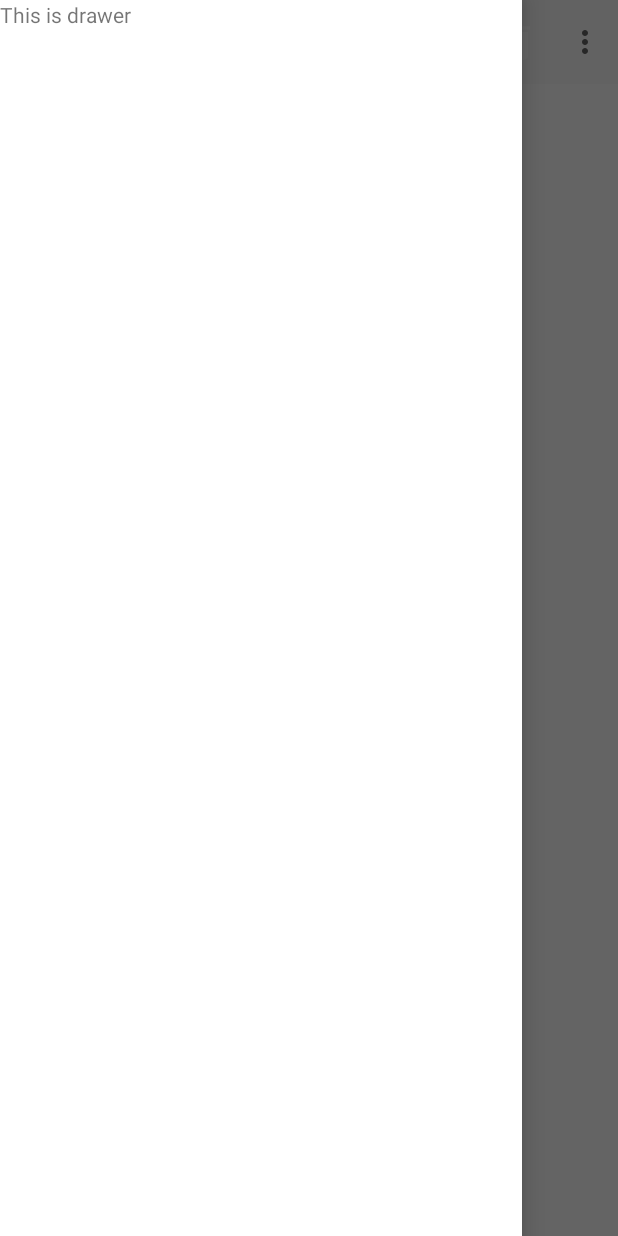
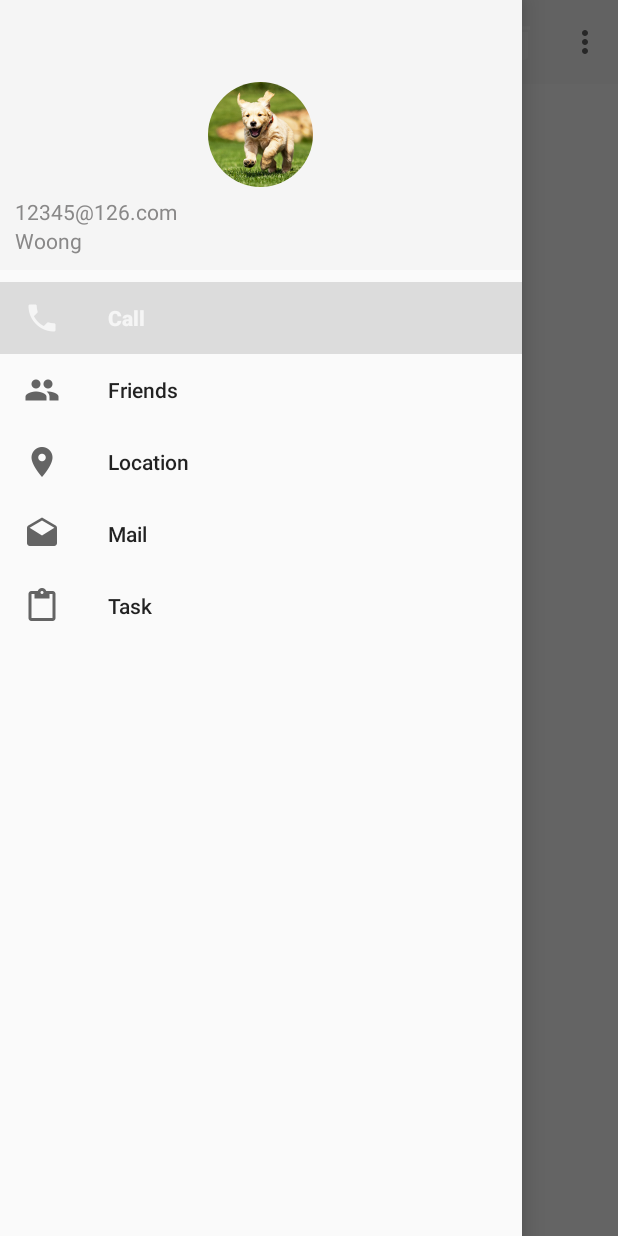
Before and after one commit to j1406493495/AndroidMaterialDesign, an Android app: the screen it shows after launch (MainActivity), with the side drawer open, on a phone screen of 412 x 824 dp. Run offline under Robolectric (Android 15) with nearby library versions, the phone set to English and light mode, and no system bars; our stand-ins replace CircleImageView.

Commit message:
[NBF] add navigationview Cause: None Solution: None Fixed Version: 2017/02/14 14:43 Branch: master

```diff
--- a/MaterialDesign/app/build.gradle
+++ b/MaterialDesign/app/build.gradle
@@ -24,4 +24,6 @@ dependencies {
     testCompile 'junit:junit:4.12'
     compile 'com.android.support:appcompat-v7:23.3.0'
     compile 'com.android.support:recyclerview-v7:23.2.1'
+    compile 'com.android.support:design:23.2.1'
+    compile 'de.hdodenhof:circleimageview:2.1.0'
 }
--- a/MaterialDesign/app/src/main/java/whjin/example/com/materialdesign/MainActivity.java
+++ b/MaterialDesign/app/src/main/java/whjin/example/com/materialdesign/MainActivity.java
@@ -1,6 +1,7 @@
 package whjin.example.com.materialdesign;
 
 import android.os.Bundle;
+import android.support.design.widget.NavigationView;
 import android.support.v4.view.GravityCompat;
 import android.support.v4.widget.DrawerLayout;
 import android.support.v7.app.AppCompatActivity;
@@ -71,6 +72,15 @@ public class MainActivity extends AppCompatActivity{
             actionBar.setDisplayHomeAsUpEnabled(true);
             actionBar.setHomeAsUpIndicator(R.drawable.ic_menu);
         }
+        NavigationView navigationView = (NavigationView) findViewById(R.id.nav_view);
+        navigationView.setCheckedItem(R.id.nav_call);
+        navigationView.setNavigationItemSelectedListener(new NavigationView.OnNavigationItemSelectedListener() {
+            @Override
+            public boolean onNavigationItemSelected(MenuItem item) {
+                mDrawerLayout.closeDrawers();
+                return true;
+            }
+        });
 
         initFruits();
         RecyclerView fruitRecyclerView = (RecyclerView) findViewById(R.id.fruit_recyclerview);
--- a/MaterialDesign/app/src/main/res/layout/main_activity.xml
+++ b/MaterialDesign/app/src/main/res/layout/main_activity.xml
@@ -33,10 +33,20 @@
             android:layout_height="match_parent">
         </android.support.v7.widget.RecyclerView>
     </LinearLayout>
+
+    <android.support.design.widget.NavigationView
+        android:id="@+id/nav_view"
+        android:layout_width="match_parent"
+        android:layout_height="match_parent"
+        android:layout_gravity="start"
+        app:menu="@menu/nva_menu"
+        app:headerLayout="@layout/nav_header"/>
+    <!--
     <TextView
         android:layout_width="match_parent"
         android:layout_height="match_parent"
         android:layout_gravity="start"
         android:text="This is drawer"
         android:background="#FFF"/>
+        -->
 </android.support.v4.widget.DrawerLayout>
--- /dev/null
+++ b/MaterialDesign/app/src/main/res/layout/nav_header.xml
@@ -0,0 +1,31 @@
+<?xml version="1.0" encoding="utf-8"?>
+<RelativeLayout xmlns:android="http://schemas.android.com/apk/res/android"
+                android:layout_width="match_parent"
+                android:layout_height="180dp"
+                android:padding="10dp"
+                android:background="?attr/colorPrimary">
+
+    <de.hdodenhof.circleimageview.CircleImageView
+        android:id="@+id/icon_image"
+        android:layout_width="70dp"
+        android:layout_height="70dp"
+        android:src="@drawable/nav_icon"
+        android:layout_centerInParent="true"/>
+    <TextView
+        android:id="@+id/username"
+        android:layout_width="wrap_content"
+        android:layout_height="wrap_content"
+        android:layout_alignParentBottom="true"
+        android:text="Woong"
+        android:textColor="#898888"
+        android:textSize="14sp"/>
+    <TextView
+        android:id="@+id/mail"
+        android:layout_width="wrap_content"
+        android:layout_height="wrap_content"
+        android:layout_above="@+id/username"
+        android:text="12345@126.com"
+        android:textColor="#898888"
+        android:textSize="14sp"/>
+
+</RelativeLayout>
--- /dev/null
+++ b/MaterialDesign/app/src/main/res/menu/nva_menu.xml
@@ -0,0 +1,26 @@
+<?xml version="1.0" encoding="utf-8"?>
+<menu xmlns:android="http://schemas.android.com/apk/res/android">
+    <group android:checkableBehavior="single">
+        <item
+            android:id="@+id/nav_call"
+            android:icon="@drawable/nav_call"
+            android:title="Call" />
+        <item
+            android:id="@+id/nav_friends"
+            android:icon="@drawable/nav_friends"
+            android:title="Friends" />
+        <item
+            android:id="@+id/nav_location"
+            android:icon="@drawable/nav_location"
+            android:title="Location" />
+        <item
+            android:id="@+id/nav_mail"
+            android:icon="@drawable/nav_mail"
+            android:title="Mail" />
+        <item
+            android:id="@+id/nav_task"
+            android:icon="@drawable/nav_task"
+            android:title="Task" />
+    </group>
+
+</menu>
```
Also changed, not shown: 1 other file.
